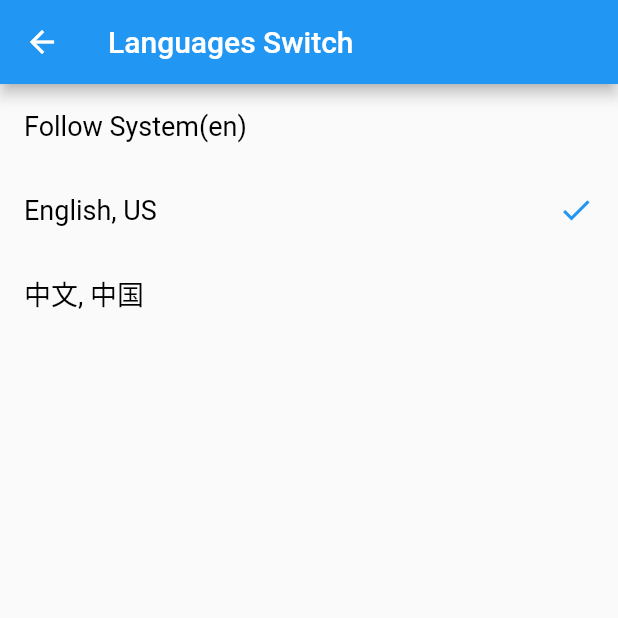
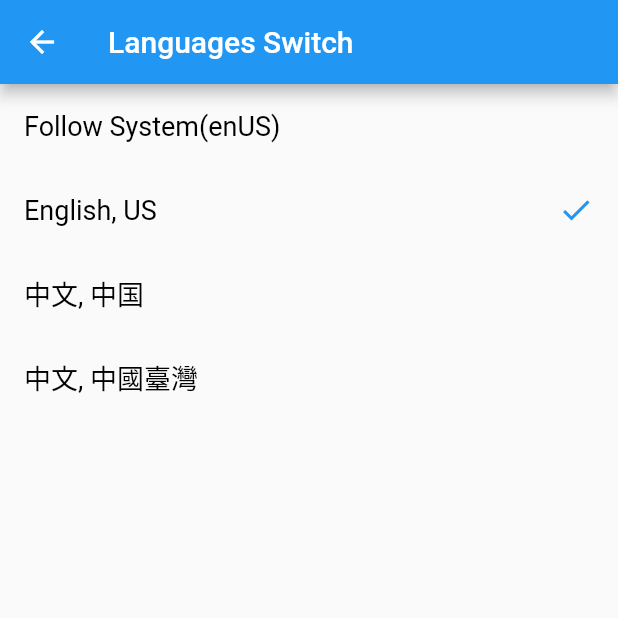
Before and after one commit to chengww5217/getx_quick_start, a Flutter app: the LanguagesPage screen opened by its route, after a tap on "English, US", on a phone screen of 412 x 824 dp, the top half of it. Run offline on Flutter 3.47's test engine with Material 2 defaults, Android fonts, the phone set to English and light mode, and no system bars; our stand-ins replace get, shared_preferences; accounts and stored records are empty.

Commit message:
refactor: lang

```diff
--- a/lib/common/lang/en_us.dart
+++ b/lib/common/lang/en_us.dart
@@ -1,4 +1,6 @@
 part of "translation_service.dart";
+
+final langENUS = LocaleConfig(() => Lang.titleLanguagesENUS.tr, Locale("en_US"));
 
 const Map<String, String> en_US = {
   Lang.appName: 'Getx quick start',
@@ -15,4 +17,5 @@ const Map<String, String> en_US = {
   Lang.titleLanguagesAuto: 'Follow System(@language)',
   Lang.titleLanguagesENUS: 'English, US',
   Lang.titleLanguagesZHCN: '中文, 中国',
+  Lang.titleLanguagesZHTW: '中文, 中國臺灣',
 };
--- a/lib/common/lang/index.dart
+++ b/lib/common/lang/lang_keys.dart
@@ -1,3 +1,5 @@
+part of 'translation_service.dart';
+
 abstract class Lang {
   static const appName = 'appName';
   static const titleHome = "titleHome";
@@ -13,4 +15,5 @@ abstract class Lang {
   static const titleLanguagesAuto = "titleLanguagesAuto";
   static const titleLanguagesENUS = "titleLanguagesENUS";
   static const titleLanguagesZHCN = "titleLanguagesZHCN";
+  static const titleLanguagesZHTW = "titleLanguagesZHTW";
 }
--- a/lib/common/lang/translation_service.dart
+++ b/lib/common/lang/translation_service.dart
@@ -1,21 +1,51 @@
 import 'dart:ui';
 import 'package:get/get.dart';
-import 'package:getx_quick_start/common/lang/index.dart';
+import 'package:shared_preferences/shared_preferences.dart';
 
+part 'lang_keys.dart';
 part "en_us.dart";
 part 'zh_cn.dart';
+part 'zh_tw.dart';
 
 class TranslationService extends Translations {
   static Locale get locale => Get.deviceLocale;
   static final fallbackLocale = Locale('en', 'US');
 
   @override
-  Map<String, Map<String, String>> get keys => {
-    'en_US': en_US,
-    'en': en_US,
-    'zh_CN': zh_CN,
-    'zh': zh_CN
-  };
+  Map<String, Map<String, String>> get keys =>
+      {'en_US': en_US, 'en': en_US, 'zh_CN': zh_CN, 'zh': zh_CN, 'zh_TW': zh_TW};
+}
 
+class LocaleConfig {
+  final Locale locale;
+  final Function localeString;
 
+  const LocaleConfig(this.localeString, this.locale);
 }
+
+final langAuto = LocaleConfig(
+    () => Lang.titleLanguagesAuto
+        .trParams({'language': "${Get.deviceLocale.languageCode}${Get.deviceLocale.countryCode ?? ""}"}),
+    Get.deviceLocale);
+
+final allSupportLocales = [
+  langAuto,
+  langENUS,
+  langZHCN,
+  langZHTW
+];
+
+/// funcs of lang selected get/set
+const String _keyUserLangSelected = "_keyUserLangSelected";
+
+Future<int> getLangSelected() async {
+  SharedPreferences prefs = await SharedPreferences.getInstance();
+  var userSelected = prefs.getInt(_keyUserLangSelected) ?? 0;
+  if (userSelected > allSupportLocales.length - 1) userSelected = 0;
+  return userSelected;
+}
+
+Future<bool> setLangSelected(int index) async {
+  SharedPreferences prefs = await SharedPreferences.getInstance();
+  return prefs.setInt(_keyUserLangSelected, index);
+}
--- a/lib/common/lang/zh_cn.dart
+++ b/lib/common/lang/zh_cn.dart
@@ -1,4 +1,6 @@
 part of "translation_service.dart";
+
+final langZHCN = LocaleConfig(() => Lang.titleLanguagesZHCN.tr, Locale("zh_CN"));
 
 const Map<String, String> zh_CN = {
   Lang.appName: 'Getx 快速上手',
@@ -19,4 +21,5 @@ const Map<String, String> zh_CN = {
   Lang.titleLanguagesAuto: '跟随系统(@language)',
   Lang.titleLanguagesENUS: 'English, US',
   Lang.titleLanguagesZHCN: '中文, 中国',
+  Lang.titleLanguagesZHTW: '中文, 中國臺灣',
 };
--- /dev/null
+++ b/lib/common/lang/zh_tw.dart
@@ -0,0 +1,25 @@
+part of "translation_service.dart";
+
+final langZHTW = LocaleConfig(() => Lang.titleLanguagesZHTW.tr, Locale("zh_TW"));
+
+const Map<String, String> zh_TW = {
+  Lang.appName: 'Getx 快速上手',
+  Lang.titleHome: '首頁',
+  Lang.itemRouteManagement: '路由管理',
+  Lang.routeManagementLine1:
+  '如果你想在不引用上下文 context 的情況下使用 route/snackbar/dialog/bottomsheet, GetX 是你最佳的選擇, 參考下方代碼:\n\n在你的 MaterialApp 前面加上 \"Get\", 使之變成 GetMaterialApp',
+  Lang.routeManagementLine2: '導航到一個新的頁面:',
+  Lang.routeManagementLine3: '使用命名路由導航到新頁面. 更多關於命名路由的信息參考這裏',
+  Lang.routeManagementLine4:
+  '關閉 snackbar, dialog, bottomsheet 等任何使用 Navigator.pop(context); 代碼做關閉動作時，可以使用',
+  Lang.routeManagementLine5:
+  '跳轉下一個頁面且無需給上一個頁面傳值時 (一般用於啟動頁 SplashScreens, 登錄頁面 login screens 等.)',
+  Lang.routeManagementLine6:
+  '註意：實現上述功能你不必使用 context。這是 Get 路由管理的最大優勢之一。有了 Get 你可以沒有後顧之憂的在 controller 類裏面使用上述所有方法',
+  Lang.titleDetails: '詳情頁面',
+  Lang.titleLanguages: '語言切換',
+  Lang.titleLanguagesAuto: '跟隨系統(@language)',
+  Lang.titleLanguagesENUS: 'English, US',
+  Lang.titleLanguagesZHCN: '中文, 中國',
+  Lang.titleLanguagesZHTW: '中文, 中國臺灣',
+};
--- a/lib/common/utils/language_select.dart
+++ /dev/null
@@ -1,21 +0,0 @@
-import 'package:flutter/material.dart';
-import 'package:get/get.dart';
-import 'package:shared_preferences/shared_preferences.dart';
-
-enum LangSelectType { auto, enUS, zhCN }
-
-final locales = [Get.deviceLocale, Locale("en_US"), Locale("zh_CN")];
-
-const String _keyUserLangSelected = "_keyUserLangSelected";
-
-Future<LangSelectType> getLangSelected() async {
-  SharedPreferences prefs = await SharedPreferences.getInstance();
-  var userSelected = prefs.getInt(_keyUserLangSelected) ?? 0;
-  if (userSelected > LangSelectType.values.length - 1) userSelected = 0;
-  return LangSelectType.values[userSelected];
-}
-
-Future<bool> setLangSelected(LangSelectType lang) async {
-  SharedPreferences prefs = await SharedPreferences.getInstance();
-  return prefs.setInt(_keyUserLangSelected, lang.index);
-}
--- a/lib/main.dart
+++ b/lib/main.dart
@@ -1,11 +1,11 @@
 import 'package:flutter/material.dart';
 import 'package:get/get.dart';
-import 'package:getx_quick_start/common/lang/index.dart';
 import 'package:getx_quick_start/common/routes/app_pages.dart';
 import './common/lang/translation_service.dart';
 
 void main() {
   runApp(MyApp());
+  getLangSelected().then((value) => Get.updateLocale(allSupportLocales[value].locale));
 }
 
 class MyApp extends StatelessWidget {
--- a/lib/pages/home/details_page.dart
+++ b/lib/pages/home/details_page.dart
@@ -2,7 +2,7 @@ import 'package:flutter/material.dart';
 import 'package:getx_quick_start/common/components/code_widget.dart';
 import 'package:getx_quick_start/common/components/page_common.dart';
 import 'package:getx_quick_start/common/components/text_widget.dart';
-import 'package:getx_quick_start/common/lang/index.dart';
+import 'package:getx_quick_start/common/lang/translation_service.dart';
 import 'package:get/get.dart';
 
 class DetailsPage extends StatelessWidget {
--- a/lib/pages/home/home_page.dart
+++ b/lib/pages/home/home_page.dart
@@ -2,8 +2,8 @@ import 'package:flutter/material.dart';
 import 'package:get/get.dart';
 import 'package:getx_quick_start/common/components/page_common.dart';
 import 'package:getx_quick_start/common/components/text_widget.dart';
-import 'package:getx_quick_start/common/lang/index.dart';
 import 'package:getx_quick_start/common/routes/app_pages.dart';
+import 'package:getx_quick_start/common/lang/translation_service.dart';
 
 class HomePage extends StatelessWidget {
   @override
--- a/lib/pages/settings/languages_page.dart
+++ b/lib/pages/settings/languages_page.dart
@@ -2,8 +2,7 @@ import 'package:flutter/material.dart';
 import 'package:get/get.dart';
 import 'package:getx_quick_start/common/components/page_common.dart';
 import 'package:getx_quick_start/common/components/text_widget.dart';
-import 'package:getx_quick_start/common/lang/index.dart';
-import 'package:getx_quick_start/common/utils/language_select.dart';
+import 'package:getx_quick_start/common/lang/translation_service.dart';
 
 class LanguagesPage extends StatefulWidget {
   @override
@@ -16,8 +15,7 @@ class _LanguagesPageState extends State<LanguagesPage> {
   @override
   void initState() {
     super.initState();
-    getLangSelected()
-        .then((value) => setState(() => langSelected = value.index));
+    getLangSelected().then((value) => setState(() => langSelected = value));
   }
 
   @override
@@ -25,47 +23,34 @@ class _LanguagesPageState extends State<LanguagesPage> {
     return buildScaffold(
         title: Lang.titleLanguages.tr,
         body: ListView(
-          children: _allLanguages
-              .map(
-                (e) => ListTile(
+          children: buildListTitles(),
+        ));
+  }
+
+  List<Widget> buildListTitles() {
+    return allSupportLocales
+        .asMap()
+        .entries
+        .map((entry) => ListTile(
               title: NormalText(
-                    e.title,
+                entry.value.localeString(),
                 selectable: false,
               ),
-                  trailing: langSelected == e.index
+              trailing: langSelected == entry.key
                   ? Icon(
                       Icons.check,
                       color: Get.theme.accentColor,
                     )
                   : null,
               onTap: () {
-                    if (langSelected == e.index) return;
-                    LangSelectType lang = LangSelectType.values[e.index];
-                    setLangSelected(lang);
+                if (langSelected == entry.key) return;
+                setLangSelected(entry.key);
                 setState(() {
-                      langSelected = e.index;
+                  langSelected = entry.key;
                 });
-                    Get.updateLocale(locales[e.index]);
+                Get.updateLocale(allSupportLocales[entry.key].locale);
               },
-                ),
-              )
-              .toList(),
-        ));
+            ))
+        .toList(growable: false);
   }
 }
-
-class _ListTitleInfo {
-  final int index;
-  final String title;
-
-  const _ListTitleInfo(this.index, this.title);
-}
-
-final _allLanguages = [
-  _ListTitleInfo(
-      0,
-      Lang.titleLanguagesAuto
-          .trParams({'language': Get.deviceLocale.languageCode})),
-  _ListTitleInfo(1, Lang.titleLanguagesENUS.tr),
-  _ListTitleInfo(2, Lang.titleLanguagesZHCN.tr),
-];
```
Also changed, not shown: 3 other files. Lines whose indentation alone changed are shown as unchanged.
